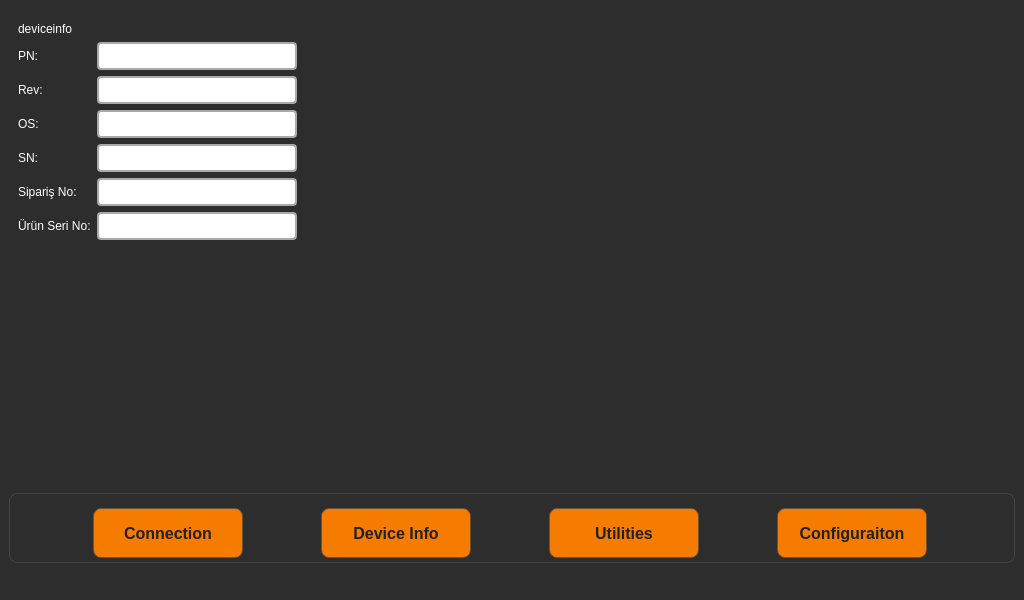
The window that mainwindow.ui (xemreyayla/mte-toolbox) describes before a commit, drawn with Qt 5.
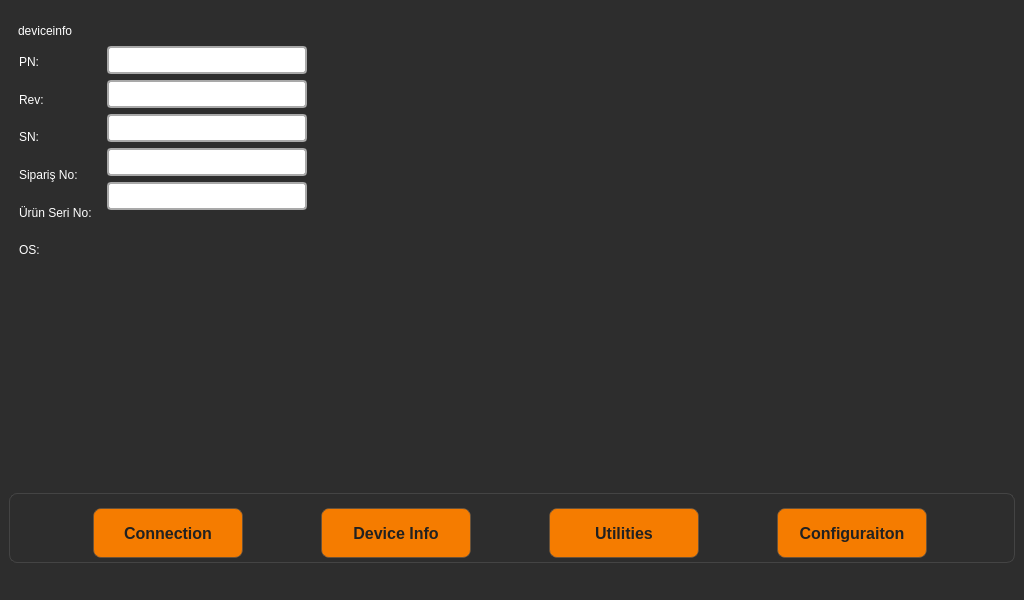
The same window after the commit. The open tabs and pages were chosen to show the change.

```diff
--- a/mainwindow.ui
+++ b/mainwindow.ui
@@ -47,8 +47,8 @@
      <verstretch>0</verstretch>
     </sizepolicy>
    </property>
-   <layout class="QFormLayout" name="formLayout_5">
-    <item row="0" column="0" colspan="2">
+   <layout class="QVBoxLayout" name="verticalLayout_2">
+    <item>
      <widget class="QStackedWidget" name="stackedWidget">
       <property name="enabled">
        <bool>true</bool>
@@ -84,12 +84,18 @@
        <number>0</number>
       </property>
       <property name="currentIndex">
-       <number>3</number>
+       <number>0</number>
       </property>
       <widget class="QWidget" name="DeviceInfoPage">
-       <layout class="QFormLayout" name="formLayout_3">
-        <item row="0" column="0">
          <widget class="QLabel" name="deviceinfoLabel">
+        <property name="geometry">
+         <rect>
+          <x>9</x>
+          <y>9</y>
+          <width>58</width>
+          <height>17</height>
+         </rect>
+        </property>
           <property name="styleSheet">
            <string notr="true">color: white;</string>
           </property>
@@ -97,10 +103,17 @@
            <string>deviceinfo</string>
           </property>
          </widget>
-        </item>
-        <item row="1" column="0" colspan="2">
-         <layout class="QFormLayout" name="formLayout_2">
-          <item row="0" column="0">
+       <widget class="QWidget" name="">
+        <property name="geometry">
+         <rect>
+          <x>10</x>
+          <y>33</y>
+          <width>288</width>
+          <height>220</height>
+         </rect>
+        </property>
+        <layout class="QHBoxLayout" name="horizontalLayout_2">
+         <item>
            <layout class="QVBoxLayout" name="verticalLayout">
             <item>
              <widget class="QLabel" name="label">
@@ -122,16 +135,6 @@
               </property>
              </widget>
             </item>
-            <item>
-             <widget class="QLabel" name="label_2">
-              <property name="styleSheet">
-               <string notr="true">color: white;</string>
-              </property>
-              <property name="text">
-               <string>OS:</string>
-              </property>
-             </widget>
-            </item>
             <item>
              <widget class="QLabel" name="label_3">
               <property name="styleSheet">
@@ -162,12 +165,90 @@
               </property>
              </widget>
             </item>
-           </layout>
-          </item>
-          <item row="0" column="1">
-           <layout class="QVBoxLayout" name="verticalLayout_2">
+           <item>
+            <widget class="QLabel" name="label_2">
+             <property name="styleSheet">
+              <string notr="true">color: white;</string>
+             </property>
+             <property name="text">
+              <string>OS:</string>
+             </property>
+            </widget>
+           </item>
+          </layout>
+         </item>
             <item>
-             <widget class="QLineEdit" name="lineEdit1">
+          <layout class="QGridLayout" name="gridLayout">
+           <item row="3" column="0">
+            <widget class="QLineEdit" name="snLineEdit">
+             <property name="maximumSize">
+              <size>
+               <width>200</width>
+               <height>16777215</height>
+              </size>
+             </property>
+             <property name="styleSheet">
+              <string notr="true">border: 2px solid #A9A9A9;
+border-radius: 4px;
+padding: 4px;
+background-color: white;
+color: black;</string>
+             </property>
+            </widget>
+           </item>
+           <item row="4" column="0">
+            <widget class="QLineEdit" name="siparisnoLineEdit">
+             <property name="maximumSize">
+              <size>
+               <width>200</width>
+               <height>16777215</height>
+              </size>
+             </property>
+             <property name="styleSheet">
+              <string notr="true">border: 2px solid #A9A9A9;
+border-radius: 4px;
+padding: 4px;
+background-color: white;
+color: black;</string>
+             </property>
+            </widget>
+           </item>
+           <item row="1" column="0">
+            <widget class="QLineEdit" name="revLineEdit">
+             <property name="maximumSize">
+              <size>
+               <width>200</width>
+               <height>16777215</height>
+              </size>
+             </property>
+             <property name="styleSheet">
+              <string notr="true">border: 2px solid #A9A9A9;
+border-radius: 4px;
+padding: 4px;
+background-color: white;
+color: black;</string>
+             </property>
+            </widget>
+           </item>
+           <item row="5" column="0">
+            <widget class="QLineEdit" name="lineEdit6">
+             <property name="maximumSize">
+              <size>
+               <width>200</width>
+               <height>16777215</height>
+              </size>
+             </property>
+             <property name="styleSheet">
+              <string notr="true">border: 2px solid #A9A9A9;
+border-radius: 4px;
+padding: 4px;
+background-color: white;
+color: black;</string>
+             </property>
+            </widget>
+           </item>
+           <item row="2" column="0">
+            <widget class="QLineEdit" name="pnLineEdit">
               <property name="sizePolicy">
                <sizepolicy hsizetype="Fixed" vsizetype="Fixed">
                 <horstretch>0</horstretch>
@@ -198,96 +279,17 @@
               </property>
              </widget>
             </item>
-            <item>
-             <widget class="QLineEdit" name="lineEdit2">
-              <property name="maximumSize">
-               <size>
-                <width>200</width>
-                <height>16777215</height>
-               </size>
-              </property>
-              <property name="styleSheet">
-               <string notr="true">border: 2px solid #A9A9A9;
-border-radius: 4px;
-padding: 4px;
-background-color: white;
-color: black;</string>
-              </property>
-             </widget>
-            </item>
-            <item>
-             <widget class="QLineEdit" name="lineEdit3">
-              <property name="maximumSize">
-               <size>
-                <width>200</width>
-                <height>16777215</height>
-               </size>
-              </property>
-              <property name="styleSheet">
-               <string notr="true">border: 2px solid #A9A9A9;
-border-radius: 4px;
-padding: 4px;
-background-color: white;
-color: black;</string>
-              </property>
-             </widget>
-            </item>
-            <item>
-             <widget class="QLineEdit" name="lineEdit4">
-              <property name="maximumSize">
-               <size>
-                <width>200</width>
-                <height>16777215</height>
-               </size>
-              </property>
-              <property name="styleSheet">
-               <string notr="true">border: 2px solid #A9A9A9;
-border-radius: 4px;
-padding: 4px;
-background-color: white;
-color: black;</string>
-              </property>
-             </widget>
-            </item>
-            <item>
-             <widget class="QLineEdit" name="lineEdit5">
-              <property name="maximumSize">
-               <size>
-                <width>200</width>
-                <height>16777215</height>
-               </size>
-              </property>
-              <property name="styleSheet">
-               <string notr="true">border: 2px solid #A9A9A9;
-border-radius: 4px;
-padding: 4px;
-background-color: white;
-color: black;</string>
-              </property>
-             </widget>
-            </item>
-            <item>
-             <widget class="QLineEdit" name="lineEdit6">
-              <property name="maximumSize">
-               <size>
-                <width>200</width>
-                <height>16777215</height>
-               </size>
-              </property>
-              <property name="styleSheet">
-               <string notr="true">border: 2px solid #A9A9A9;
-border-radius: 4px;
-padding: 4px;
-background-color: white;
-color: black;</string>
-              </property>
-             </widget>
-            </item>
+           <item row="6" column="0">
+            <widget class="QLabel" name="osLabel">
+             <property name="text">
+              <string/>
+             </property>
+            </widget>
+           </item>
            </layout>
           </item>
          </layout>
-        </item>
-       </layout>
+       </widget>
       </widget>
       <widget class="QWidget" name="ConfigurationPage">
        <widget class="QLabel" name="configurationLabel">
@@ -539,7 +541,7 @@
       </widget>
      </widget>
     </item>
-    <item row="1" column="0" colspan="2">
+    <item>
      <widget class="QGroupBox" name="groupBox">
       <property name="minimumSize">
        <size>
```
Lines whose indentation alone changed are shown as unchanged.
